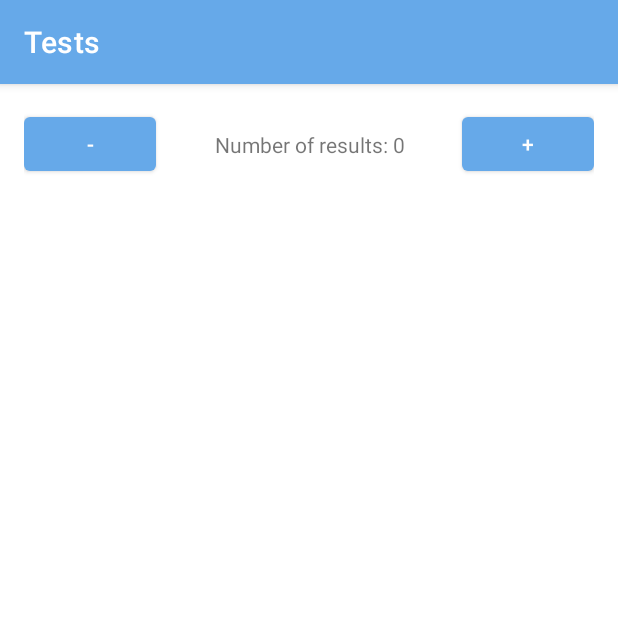
After one commit to Tati1909/Mockito, an Android app: the DetailsFragment screen opened directly, with no data from a screen before it, on a phone screen of 412 x 824 dp, the top half of it. The commit adds this screen. Run offline under Robolectric (Android 15) with nearby library versions, the phone set to English and light mode, and no system bars.

Commit message:
Тестирование фрагмента в DetailsFragmentEspressoTest.kt

```diff
--- a/app/build.gradle
+++ b/app/build.gradle
@@ -99,4 +99,6 @@ dependencies {
     //UI Automator
     androidTestImplementation 'androidx.test.uiautomator:uiautomator:2.2.0'
     androidTestImplementation 'androidx.test:rules:1.4.1-alpha04'
+    //Тестирование фрагмента
+    debugImplementation 'androidx.fragment:fragment-testing:1.4.1'
 }
--- a/app/src/main/java/com/example/tests/tests_details/DetailsActivity.kt
+++ b/app/src/main/java/com/example/tests/tests_details/DetailsActivity.kt
@@ -6,40 +6,22 @@ import android.os.Bundle
 import androidx.appcompat.app.AppCompatActivity
 import com.example.tests.R
 import com.example.tests.databinding.ActivityDetailsBinding
-import java.util.Locale
 
-/**
- * Экран (DetailsActivity), на котором мы и сделаем первые шаги в использовании Роболектрика.
- * На этом экране мы будем отображать количество найденных аккаунтов по запросу.
- */
-class DetailsActivity : AppCompatActivity(), ViewDetailsContract {
+class DetailsActivity : AppCompatActivity() {
 
     private lateinit var binding: ActivityDetailsBinding
-
-    private val presenter: PresenterDetailsContract = DetailsPresenter(this)
 
     override fun onCreate(savedInstanceState: Bundle?) {
         super.onCreate(savedInstanceState)
         binding = ActivityDetailsBinding.inflate(layoutInflater)
         setContentView(binding.root)
-        setUI()
-    }
-
-    private fun setUI() {
-        val count = intent.getIntExtra(TOTAL_COUNT_EXTRA, 0)
-        presenter.setCounter(count)
-        setCountText(count)
-        binding.decrementButton.setOnClickListener { presenter.onDecrement() }
-        binding.incrementButton.setOnClickListener { presenter.onIncrement() }
-    }
-
-    override fun setCount(count: Int) {
-        setCountText(count)
-    }
-
-    private fun setCountText(count: Int) {
-        binding.totalCountTextViewDetails.text =
-            String.format(Locale.getDefault(), getString(R.string.results_count), count)
+        // Переходим на DetailsFragment
+        supportFragmentManager.beginTransaction()
+            .add(
+                R.id.detailsFragmentContainer,
+                DetailsFragment.newInstance(intent.getIntExtra(TOTAL_COUNT_EXTRA, 0))
+            )
+            .commitAllowingStateLoss()
     }
 
     companion object {
--- /dev/null
+++ b/app/src/main/java/com/example/tests/tests_details/DetailsFragment.kt
@@ -0,0 +1,68 @@
+package com.example.tests.tests_details
+
+import android.os.Bundle
+import android.view.LayoutInflater
+import android.view.View
+import android.view.ViewGroup
+import androidx.core.os.bundleOf
+import androidx.fragment.app.Fragment
+import com.example.tests.R
+import com.example.tests.databinding.FragmentDetailsBinding
+import java.util.Locale
+
+/**
+ * На этом экране мы будем отображать количество найденных аккаунтов по запросу.
+ */
+class DetailsFragment : Fragment(R.layout.fragment_details), ViewDetailsContract {
+
+    private var _binding: FragmentDetailsBinding? = null
+    private val binding get() = _binding!!
+
+    private val presenter: PresenterDetailsContract = DetailsPresenter(this)
+    override fun onCreateView(inflater: LayoutInflater, container: ViewGroup?, savedInstanceState: Bundle?
+    ): View {
+        _binding = FragmentDetailsBinding.inflate(inflater, container, false)
+        return binding.root
+    }
+
+    override fun onViewCreated(view: View, savedInstanceState: Bundle?) {
+        super.onViewCreated(view, savedInstanceState)
+        setUI()
+    }
+
+    private fun setUI() {
+        arguments?.let {
+            val counter = it.getInt(TOTAL_COUNT_EXTRA, 0)
+            presenter.setCounter(counter)
+            setCountText(counter)
+        }
+        binding.decrementButton.setOnClickListener { presenter.onDecrement() }
+        binding.incrementButton.setOnClickListener { presenter.onIncrement() }
+    }
+
+    override fun setCount(count: Int) {
+        setCountText(count)
+    }
+
+    private fun setCountText(count: Int) {
+        binding.totalCountTextViewDetails.text =
+            String.format(
+                Locale.getDefault(), getString(R.string.results_count),
+                count
+            )
+    }
+
+    companion object {
+
+        private const val TOTAL_COUNT_EXTRA = "TOTAL_COUNT_EXTRA"
+
+        @JvmStatic
+        fun newInstance(counter: Int) =
+            DetailsFragment().apply {
+                arguments = bundleOf(
+                    TOTAL_COUNT_EXTRA to
+                        counter
+                )
+            }
+    }
+}
--- /dev/null
+++ b/app/src/main/res/layout/fragment_details.xml
@@ -0,0 +1,36 @@
+<?xml version="1.0" encoding="utf-8"?>
+<androidx.constraintlayout.widget.ConstraintLayout xmlns:android="http://schemas.android.com/apk/res/android"
+    xmlns:app="http://schemas.android.com/apk/res-auto"
+    xmlns:tools="http://schemas.android.com/tools"
+    android:layout_width="match_parent"
+    android:layout_height="match_parent"
+    android:padding="@dimen/margin">
+
+    <Button
+        android:id="@+id/decrementButton"
+        android:layout_width="wrap_content"
+        android:layout_height="wrap_content"
+        android:text="@string/decrement_text"
+        app:layout_constraintStart_toStartOf="parent"
+        app:layout_constraintTop_toTopOf="parent" />
+
+    <TextView
+        android:id="@+id/totalCountTextViewDetails"
+        android:layout_width="match_parent"
+        android:layout_height="wrap_content"
+        android:gravity="center_horizontal"
+        android:text="@string/results_count"
+        app:layout_constraintBottom_toBottomOf="@+id/decrementButton"
+        app:layout_constraintStart_toEndOf="@+id/decrementButton"
+        app:layout_constraintTop_toTopOf="@+id/decrementButton"
+        tools:text="Number of results: 100" />
+
+    <Button
+        android:id="@+id/incrementButton"
+        android:layout_width="wrap_content"
+        android:layout_height="wrap_content"
+        android:text="@string/increment_text"
+        app:layout_constraintBottom_toBottomOf="@+id/decrementButton"
+        app:layout_constraintEnd_toEndOf="parent"
+        app:layout_constraintTop_toTopOf="@+id/decrementButton" />
+</androidx.constraintlayout.widget.ConstraintLayout>
```
Also changed, not shown: app/src/main/res/layout/activity_details.xml (+3 -42 lines), 1 other file.
